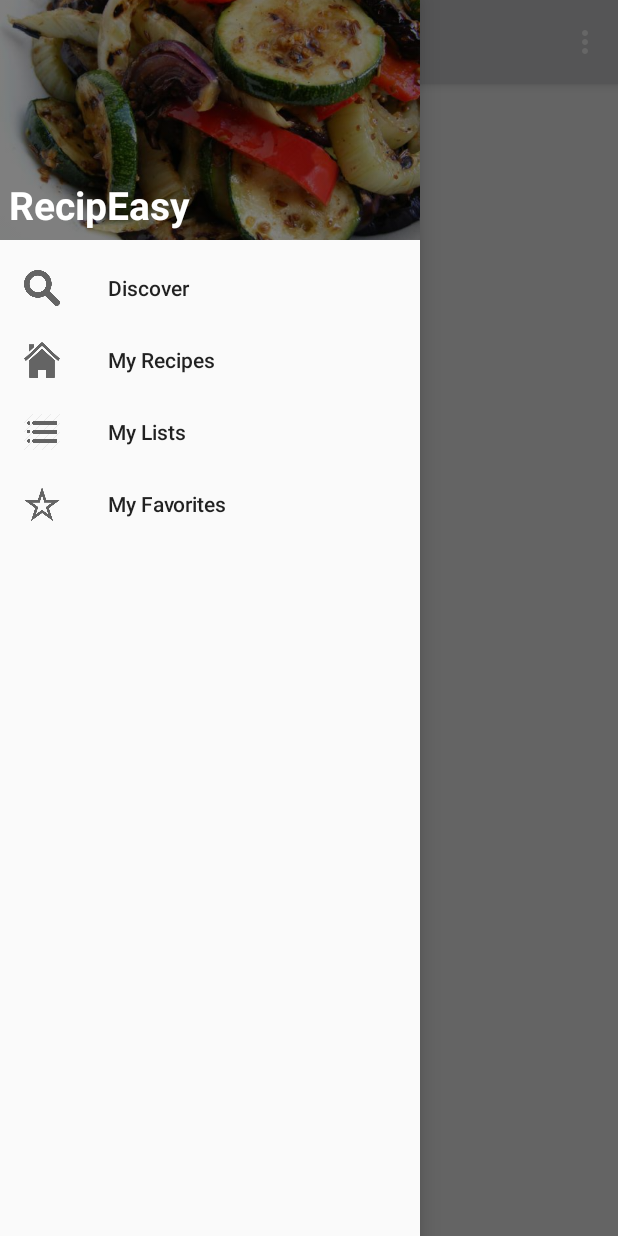
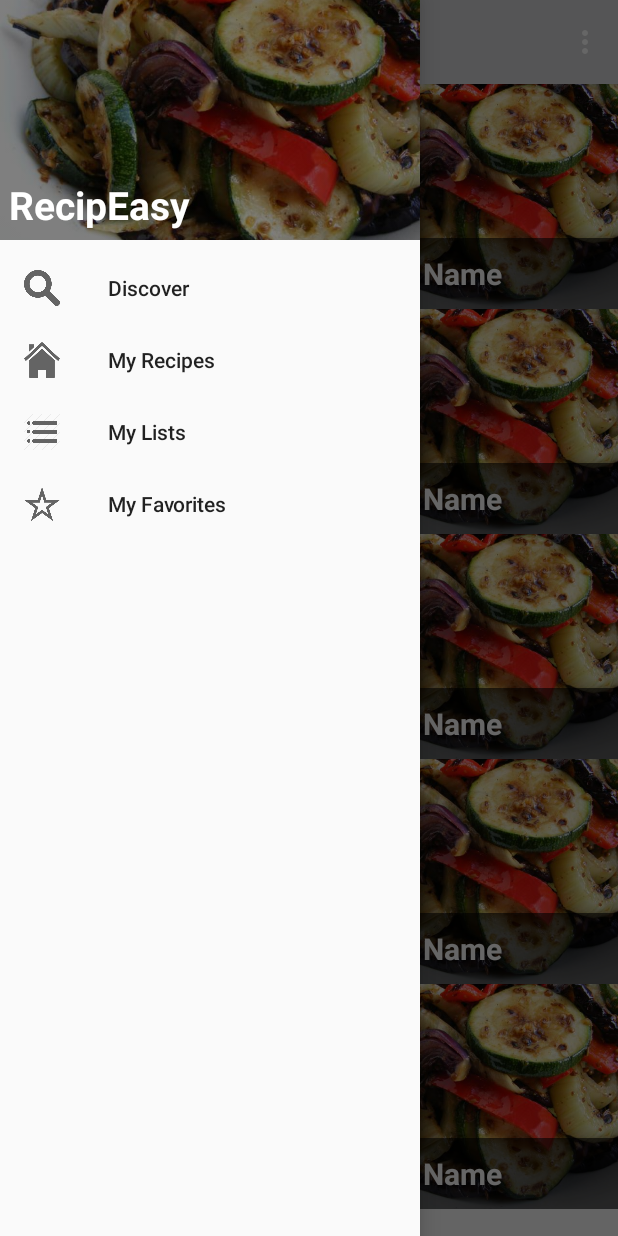
Before and after one commit to mecolmg/MobileRecipEasy, an Android app: the screen it shows after launch (DiscoverActivity), with the side drawer open, on a phone screen of 412 x 824 dp. Run offline under Robolectric (Android 15) with nearby library versions, the phone set to English and light mode, and no system bars.

Commit message:
Added Gridview of Recipes to DiscoverActivity

```diff
--- a/app/src/main/java/conor/navigationdrawer/DiscoverActivity.java
+++ b/app/src/main/java/conor/navigationdrawer/DiscoverActivity.java
@@ -2,9 +2,6 @@ package conor.navigationdrawer;
 
 import android.content.Intent;
 import android.os.Bundle;
-import android.support.design.widget.FloatingActionButton;
-import android.support.design.widget.Snackbar;
-import android.view.View;
 import android.support.design.widget.NavigationView;
 import android.support.v4.view.GravityCompat;
 import android.support.v4.widget.DrawerLayout;
@@ -13,18 +10,24 @@ import android.support.v7.app.AppCompatActivity;
 import android.support.v7.widget.Toolbar;
 import android.view.Menu;
 import android.view.MenuItem;
+import android.view.View;
+import android.widget.AdapterView;
+import android.widget.GridView;
+import android.widget.Toast;
+
+import org.json.JSONObject;
+
+import java.util.ArrayList;
 
 public class DiscoverActivity extends AppCompatActivity
         implements NavigationView.OnNavigationItemSelectedListener {
+
+    private GridView recipeGrid;
 
     @Override
     protected void onCreate(Bundle savedInstanceState) {
         super.onCreate(savedInstanceState);
         setContentView(R.layout.activity_discover);
-
-
-        Intent intent = getIntent();
-        //DO shit with itnent if needed
 
         Toolbar toolbar = (Toolbar) findViewById(R.id.toolbar);
         setSupportActionBar(toolbar);
@@ -42,6 +45,21 @@ public class DiscoverActivity extends AppCompatActivity
         navigationView.setNavigationItemSelectedListener(this);
 
 
+
+//        HttpResponse<JsonNode> response = Unirest.get("https://spoonacular-recipe-food-nutrition-v1.p.mashape.com/recipes/random?limitLicense=false&number=10")
+//                .header("X-Mashape-Key", "oDmKpHGTrBmsh7yvrodVwUOEVEh6p12q0RTjsnE6X7fIiw6O9W")
+//                .header("Accept", "application/json")
+//                .asJson();
+
+        recipeGrid = (GridView) findViewById(R.id.recipe_grid);
+        recipeGrid.setAdapter(new RecipeAdapter(this, new ArrayList<JSONObject>()));
+        recipeGrid.setOnItemClickListener(new AdapterView.OnItemClickListener() {
+            public void onItemClick(AdapterView<?> parent, View v,
+                                    int position, long id) {
+                Toast.makeText(DiscoverActivity.this, "" + position,
+                        Toast.LENGTH_SHORT).show();
+            }
+        });
 
     }
 
--- /dev/null
+++ b/app/src/main/java/conor/navigationdrawer/RecipeAdapter.java
@@ -0,0 +1,50 @@
+package conor.navigationdrawer;
+
+import android.content.Context;
+import android.view.LayoutInflater;
+import android.view.View;
+import android.view.ViewGroup;
+import android.widget.BaseAdapter;
+
+import org.json.JSONObject;
+
+import java.util.ArrayList;
+
+/**
+ * Created by Colm Gallagher on 12/1/2016.
+ */
+
+public class RecipeAdapter extends BaseAdapter {
+
+    private Context mContext;
+    private LayoutInflater mInflater;
+    private ArrayList<JSONObject> recipes;
+
+    public RecipeAdapter(Context context, ArrayList<JSONObject> items) {
+        mContext = context;
+        recipes = items;
+        mInflater = (LayoutInflater) mContext.getSystemService(Context.LAYOUT_INFLATER_SERVICE);
+    }
+
+    @Override
+    public int getCount() {
+        return 10;
+    }
+
+    @Override
+    public Object getItem(int position) {
+        return null;
+    }
+
+    @Override
+    public long getItemId(int position) {
+        return position;
+    }
+
+    @Override
+    public View getView(int position, View convertView, ViewGroup parent) {
+        View rowView = mInflater.inflate(R.layout.grid_recipe_item, parent, false);
+        rowView.getWidth();
+        return rowView;
+    }
+}
--- /dev/null
+++ b/app/src/main/res/layout/grid_recipe_item.xml
@@ -0,0 +1,33 @@
+<?xml version="1.0" encoding="utf-8"?>
+<RelativeLayout xmlns:android="http://schemas.android.com/apk/res/android"
+    android:layout_width="match_parent"
+    android:layout_height="150dp"
+    android:background="#000">
+    <ImageView
+        android:layout_width="match_parent"
+        android:layout_height="match_parent"
+        android:src="@drawable/stock_food"
+        android:scaleType="centerCrop"
+        android:id="@+id/recipe_image"
+        android:alpha="1"/>
+
+    <View
+        android:layout_width="match_parent"
+        android:layout_height="wrap_content"
+        android:layout_alignTop="@+id/recipe_text"
+        android:layout_alignBottom="@+id/recipe_text"
+        android:background="#000"
+        android:alpha=".6"></View>
+
+    <TextView
+        android:layout_width="match_parent"
+        android:layout_height="wrap_content"
+        android:id="@+id/recipe_text"
+        android:layout_alignBottom="@+id/recipe_image"
+        android:textColor="#fff"
+        android:padding="10dp"
+        android:textStyle="bold"
+        android:textSize="20dp"
+        android:text="Recipe Name"/>
+
+</RelativeLayout>
```
Also changed, not shown: app/src/main/res/layout/content_discover_activity.xml (+9 -8 lines).
